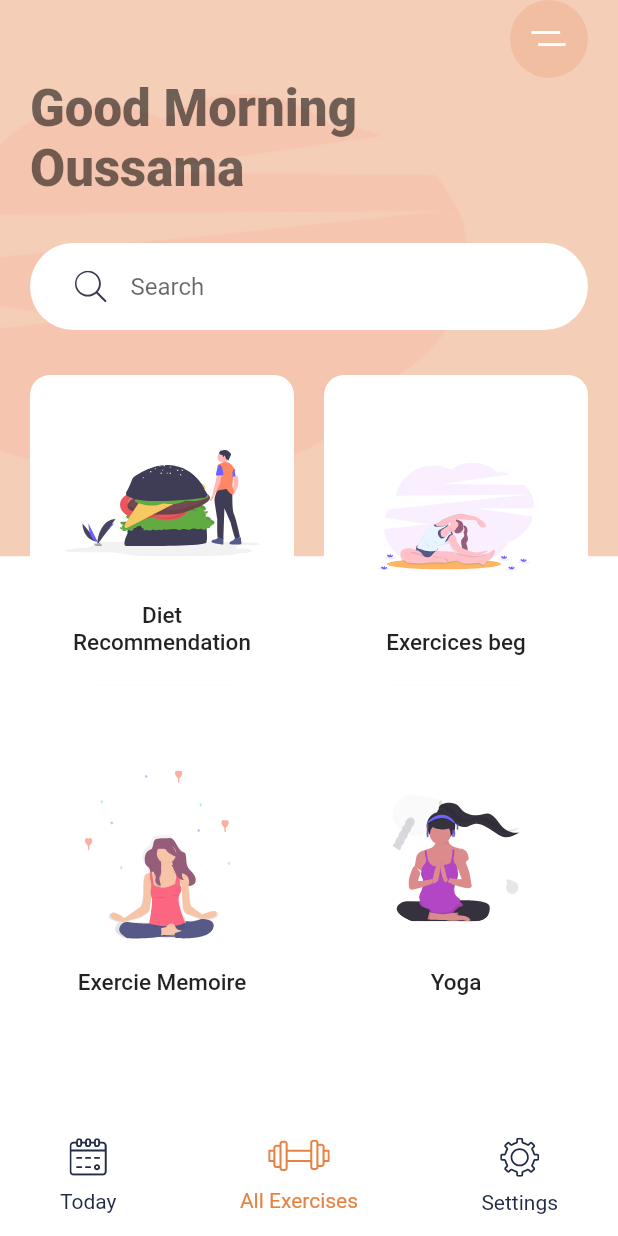
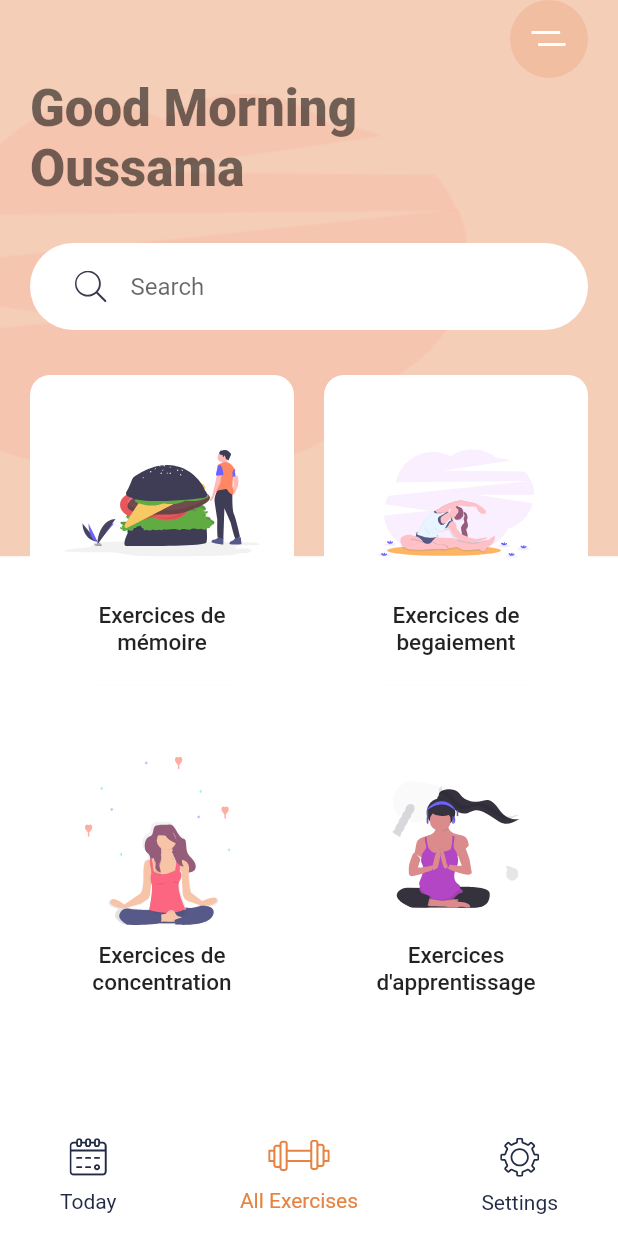
Before and after one commit to rimzouari97/orthophoniste, a Flutter app: the screen it shows after launch, on a phone screen of 412 x 824 dp. Run offline on Flutter 3.47's test engine with Material 2 defaults, Android fonts, the phone set to English and light mode, and no system bars; our stand-ins replace audioplayers, flutter_svg, font_awesome_flutter, get_it, google_fonts; accounts and stored records are empty.

Commit message:
commit 20:15 10/03/2021

```diff
--- a/lib/Screens/Home/home.dart
+++ b/lib/Screens/Home/home.dart
@@ -4,7 +4,6 @@ import 'package:orthophoniste/Screens/Home/screens/details_screen.dart';
 import 'package:orthophoniste/Screens/Home/widgets/bottom_nav_bar.dart';
 import 'package:orthophoniste/Screens/Home/widgets/category_card.dart';
 import 'package:orthophoniste/Screens/Home/widgets/search_bar.dart';
-import 'package:orthophoniste/beg_pack/Beg.dart';
 import 'package:orthophoniste/page/exercice_memoire.dart';
 
 class HomeScreen extends StatelessWidget {
@@ -64,7 +63,7 @@ class HomeScreen extends StatelessWidget {
                       mainAxisSpacing: 20,
                       children: <Widget>[
                         CategoryCard(
-                          title: "Diet Recommendation",
+                          title: "Exercices de mémoire",
                           svgSrc: "assets/icons/Hamburger.svg",
                           press: () {
                             Navigator.push(
@@ -76,31 +75,31 @@ class HomeScreen extends StatelessWidget {
                           },
                         ),
                         CategoryCard(
-                          title: "Exercices beg",
+                          title: "Exercices de begaiement",
                           svgSrc: "assets/icons/Excrecises.svg",
                           press: () {
                             Navigator.push(
                               context,
                               MaterialPageRoute(builder: (context) {
-                                return Beg();
+                                return DetailsScreen();
                               }),
                             );
                           },
                         ),
                         CategoryCard(
-                          title: "Exercie Memoire",
+                          title: "Exercices de concentration",
                           svgSrc: "assets/icons/Meditation.svg",
                           press: () {
                             Navigator.push(
                               context,
                               MaterialPageRoute(builder: (context) {
-                                return ExercieMemoire();
+                                return ExerciceConcentration();
                               }),
                             );
                           },
                         ),
                         CategoryCard(
-                          title: "Yoga",
+                          title: "Exercices d'apprentissage",
                           svgSrc: "assets/icons/yoga.svg",
                           press: () {
                             Navigator.push(
--- a/lib/page/exercice_memoire.dart
+++ b/lib/page/exercice_memoire.dart
@@ -9,7 +9,7 @@ import 'package:orthophoniste/data/categories.dart';
 
 import 'category_page.dart';
 
-class ExercieMemoire extends StatelessWidget {
+class ExerciceConcentration extends StatelessWidget {
   @override
   Widget build(BuildContext context) {
     var size = MediaQuery.of(context).size;
```
